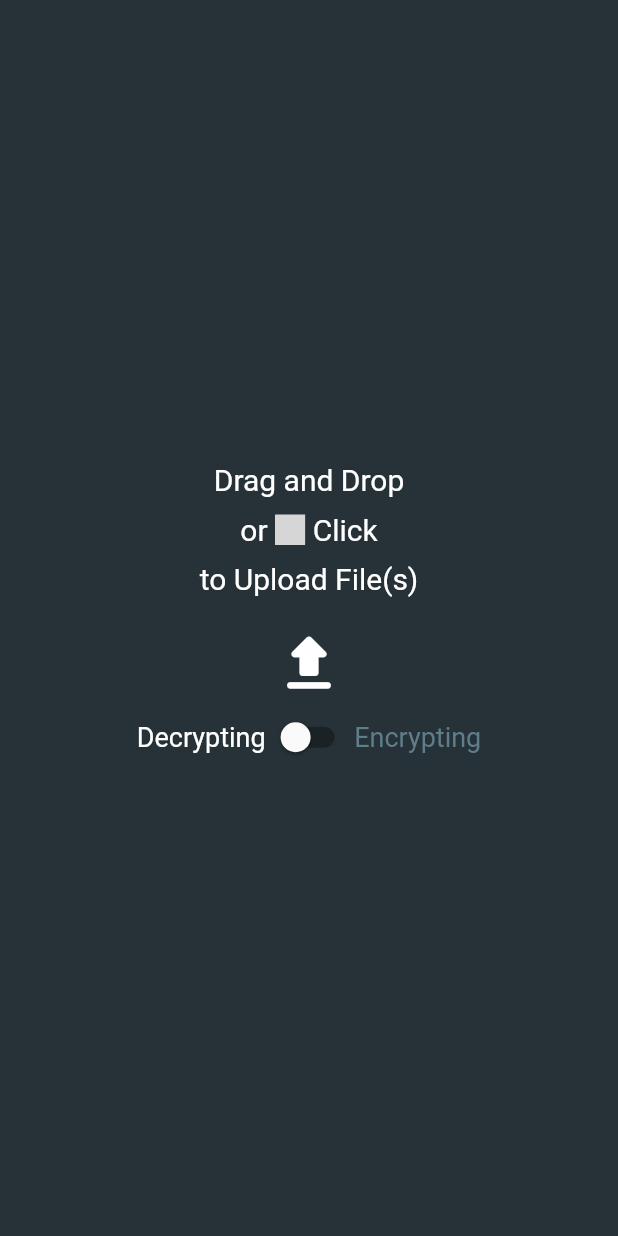
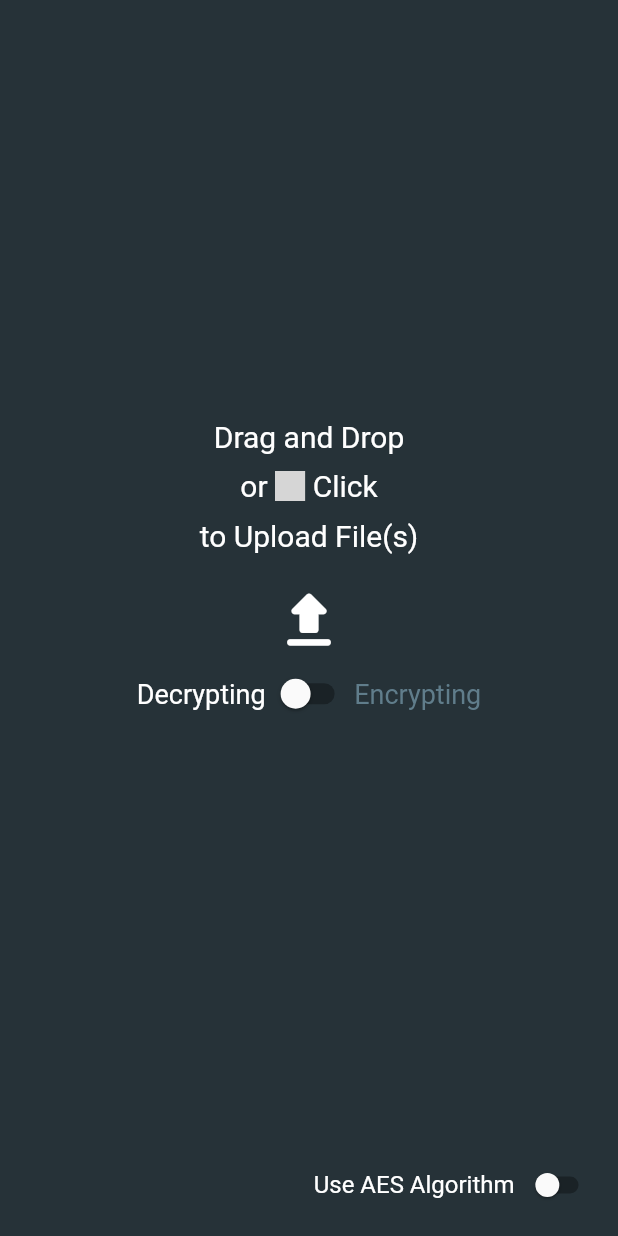
Before and after one commit to alvi-khan/ChAES, a Flutter app: the screen it shows after launch, on a phone screen of 412 x 824 dp. Run offline on Flutter 3.47's test engine with Material 2 defaults, Android fonts, the phone set to English and light mode, and no system bars; our stand-ins replace file_picker, flutter_svg; missing offline and left inert: aes_crypt_null_safe, cryptography, desktop_drop, desktop_window; grey boxes are pictures that could not be loaded.

Commit message:
Added support for XChaCha20.

```diff
--- a/lib/main.dart
+++ b/lib/main.dart
@@ -1,4 +1,5 @@
 import 'dart:async';
+import 'dart:convert';
 import 'dart:io';
 
 import 'package:aes_decrypt/DragDropContainer.dart';
@@ -9,6 +10,8 @@ import 'package:flutter/foundation.dart';
 import 'package:flutter/material.dart';
 import 'package:desktop_window/desktop_window.dart';
 import 'package:aes_crypt_null_safe/aes_crypt_null_safe.dart';
+import 'package:cryptography/cryptography.dart';
+import 'package:crypto/crypto.dart';
 
 void main() async {
   runApp(const MyApp());
@@ -44,10 +47,13 @@ class MyHomePage extends StatefulWidget {
 class _MyHomePageState extends State<MyHomePage> {
   bool processing = false;
   bool encrypting = false;
+  bool useAes = false;
   int currentFile = 1;
   int totalFiles = 0;
   late ToastHandler toast;
   var crypt = AesCrypt();
+  var algorithm = Xchacha20.poly1305Aead();
+  String password = "";
 
   @override
   void initState() {
@@ -70,15 +76,36 @@ class _MyHomePageState extends State<MyHomePage> {
 
   Future<bool> encrypt(File file) async {
     if (!encrypting)  return false;
+    if (useAes) {
       if (file.path.endsWith(".aes"))  return false;
       await compute(crypt.encryptFileSync, file.path);
+    } else {
+      if (file.path.endsWith(".enc")) return false;
+      var secretKey = await algorithm.newSecretKeyFromBytes(sha256.convert(utf8.encode(password)).bytes);
+      var secretBox = await algorithm.encrypt(await file.readAsBytes(), secretKey: secretKey);
+      File out = File("${file.path}.enc");
+      await out.writeAsBytes(secretBox.concatenation());
+    }
     return true;
   }
 
   Future<bool> decrypt(File file) async {
     if (encrypting) return false;
+    if (useAes) {
       if (!file.path.endsWith(".aes"))  return false;
       await compute(crypt.decryptFileSync, file.path);
+    } else {
+      if (!file.path.endsWith(".enc"))  return false;
+      var secretKey = await algorithm.newSecretKeyFromBytes(sha256.convert(utf8.encode(password)).bytes);
+      SecretBox secretBox = SecretBox.fromConcatenation(
+          await file.readAsBytes(),
+          nonceLength: algorithm.nonceLength,
+          macLength: algorithm.macAlgorithm.macLength
+      );
+      var data = await algorithm.decrypt(secretBox, secretKey: secretKey);
+      File out = File(file.path.substring(0, file.path.length - 4));
+      await out.writeAsBytes(data);
+    }
     return true;
   }
 
@@ -92,7 +119,10 @@ class _MyHomePageState extends State<MyHomePage> {
     currentFile = 0;
 
     String password = await getPassword();
-    if (password.isNotEmpty)  crypt.setPassword(password);
+    if (password.isNotEmpty) {
+      crypt.setPassword(password);
+      this.password = password;
+    }
     else {
       setState(() => processing = false);
       toast.error();
@@ -115,11 +145,38 @@ class _MyHomePageState extends State<MyHomePage> {
       backgroundColor: Colors.blueGrey.shade900,
       body: Container(
         child: processing ? LoadingIndicator(current: currentFile, total: totalFiles) :
+        Column(
+            mainAxisAlignment: MainAxisAlignment.center,
+            children: [
+              const Spacer(),
               DragDropContainer(
                   onDrag: (files) => processFiles(files),
                   encrypting: encrypting,
                   onToggle: (encrypting) => setState(() => this.encrypting = encrypting)
               ),
+              const Spacer(),
+              Row(
+
+                mainAxisAlignment: MainAxisAlignment.end,
+                children: [
+                  const Text(
+                    'Use AES Algorithm',
+                    style: TextStyle(color: Colors.white, fontSize: 16),
+                  ),
+                  Transform.scale(
+                    scale: 0.8,
+                    child: Switch(
+                      value: useAes,
+                      onChanged: (useAes) => setState(() => this.useAes = useAes),
+                      activeColor: Colors.blue.shade200,
+                    ),
+                  ),
+                  const SizedBox(width: 10  , height: 1),
+                ],
+              ),
+              const SizedBox(width: 1, height: 10),
+            ]
+        )
       ),
     );
   }
--- a/pubspec.yaml
+++ b/pubspec.yaml
@@ -15,6 +15,8 @@ dependencies:
   desktop_window: ^0.4.0
   desktop_drop: ^0.3.3
   aes_crypt_null_safe: ^2.0.2
+  cryptography: ^2.1.0
+  crypto: ^3.0.2
   file_picker: ^4.6.1
   flutter_svg: ^1.1.0
 
```
Also changed, not shown: pubspec.lock. Lines whose indentation alone changed are shown as unchanged.
